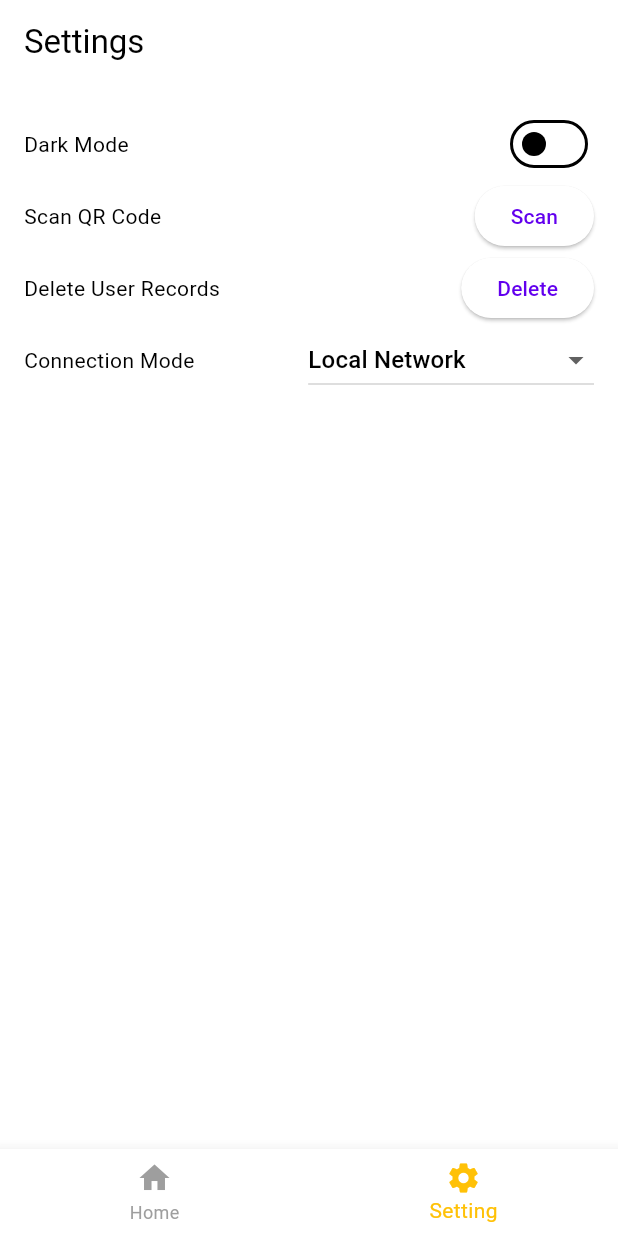
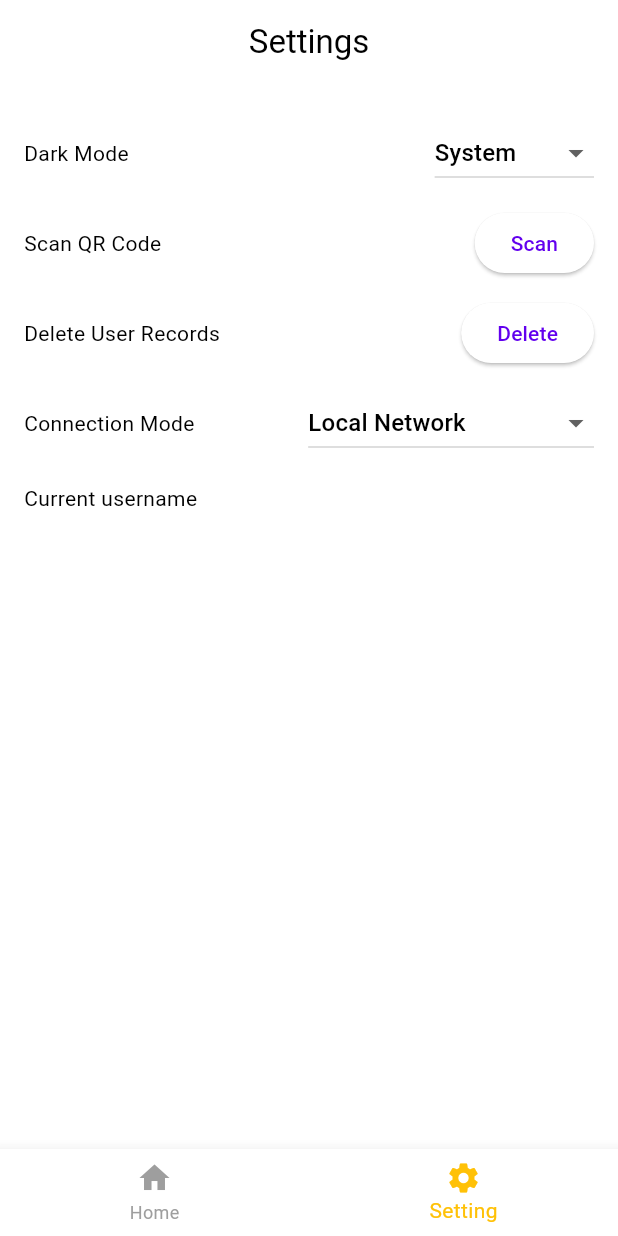
Before and after one commit to callme-taota/SendUCode, a Flutter app: the screen it shows after launch, item 2 of the bottom bar chosen, on a phone screen of 412 x 824 dp. Run offline on Flutter 3.47's test engine with Material 3 defaults, Android fonts, the phone set to English and light mode, and no system bars.

Commit message:
feat: add some stuff

```diff
--- a/lib/main.dart
+++ b/lib/main.dart
@@ -29,9 +29,11 @@ class _MyAppState extends State<MyApp> {
       title: 'Sender',
       theme: ThemeData(colorScheme: const ColorScheme.light()), // 亮色主题
       darkTheme: ThemeData(colorScheme: const ColorScheme.dark()), // 主题模式
-      themeMode: Provider.of<ThemeProvider>(context).isDarkMode
-          ? ThemeMode.dark
-          : ThemeMode.light,
+       themeMode: Provider.of<ThemeProvider>(context).isSystemMode
+        ? ThemeMode.system
+        : (Provider.of<ThemeProvider>(context).isDarkMode
+            ? ThemeMode.dark
+            : ThemeMode.light),
       home: Layout(),
     );
   }
--- a/lib/pages/setting.dart
+++ b/lib/pages/setting.dart
@@ -1,5 +1,6 @@
 import 'package:flutter/material.dart';
 import 'package:provider/provider.dart';
+import 'package:sender/widgets/SettingItem.dart';
 import 'package:sender/stroe/ThemeProvider.dart';
 
 class SettingPage extends StatefulWidget {
@@ -7,25 +8,45 @@ class SettingPage extends StatefulWidget {
   _SettingPageState createState() => _SettingPageState();
 }
 
-mixin _SettingPageMixin <T extends StatefulWidget> on State<T> {
-  bool isDarkMode = ThemeProvider().isDarkMode;
-  final List<String> dropdownItems = ['Local Network', 'Composite Connection', 'Server Only'];
-  void DarkModeChange(value){
+mixin _SettingPageMixin<T extends StatefulWidget> on State<T> {
+  final List<String> modeItems = ['System', 'Light Mode', 'Dark Mode'];
+  String sysMode = "System";
+  final List<String> dropdownItems = [
+    'Local Network',
+    'Composite Connection',
+    'Server Only'
+  ];
+  String userName = "";
+
+  void darkModeChange(value) {
     setState(() {
-      isDarkMode = value;
-      Provider.of<ThemeProvider>(context, listen: false).toggleTheme();
+      sysMode = value;
+      switch (value) {
+        case "System":
+          Provider.of<ThemeProvider>(context, listen: false)
+              .toggleSystemMode(true);
+          return;
+        case "Light Mode":
+          Provider.of<ThemeProvider>(context, listen: false)
+              .toggleSystemMode(false);
+          Provider.of<ThemeProvider>(context, listen: false).setLight();
+          return;
+        case "Dark Mode":
+          Provider.of<ThemeProvider>(context, listen: false)
+              .toggleSystemMode(false);
+          Provider.of<ThemeProvider>(context, listen: false).setDark();
+          return;
+      }
     });
   }
 }
 
-
 class _SettingPageState extends State<SettingPage> with _SettingPageMixin {
-
   @override
   Widget build(BuildContext context) {
     return Scaffold(
       appBar: AppBar(
-        title: const Text('Settings'),
+        title: const Center(child: Text('Settings')),
       ),
       body: Padding(
         padding: const EdgeInsets.all(16.0),
@@ -33,72 +54,58 @@ class _SettingPageState extends State<SettingPage> with _SettingPageMixin {
           crossAxisAlignment: CrossAxisAlignment.start,
           children: [
             SettingItem(
-              title: 'Dark Mode',
-              widgetOnRight: Switch(
-                value: isDarkMode,
-                onChanged: (value) {
-                  DarkModeChange(value);
-                },
-              ),
-            ),
+                title: 'Dark Mode',
+                margin: 6,
+                widgetOnRight: DropdownButton<String>(
+                  items: modeItems.map((String value) {
+                    return DropdownMenuItem<String>(
+                      value: value,
+                      child: Text(value),
+                    );
+                  }).toList(),
+                  onChanged: (value) {
+                    darkModeChange(value);
+                  },
+                  value: sysMode,
+                )),
             SettingItem(
               title: 'Scan QR Code',
+              margin: 6,
               widgetOnRight: ElevatedButton(
                 onPressed: () {
                   // 处理扫码操作
                 },
-                child: Text('Scan'),
+                child: const Text('Scan'),
               ),
             ),
             SettingItem(
               title: 'Delete User Records',
+              margin: 6,
               widgetOnRight: ElevatedButton(
                 onPressed: () {
                   // 处理删除用户记录操作
                 },
-                child: Text('Delete'),
+                child: const Text('Delete'),
               ),
             ),
             SettingItem(
               title: 'Connection Mode',
+              margin: 6,
               widgetOnRight: DropdownButton<String>(
-                items: dropdownItems
-                    .map((String value) {
+                items: dropdownItems.map((String value) {
                   return DropdownMenuItem<String>(
                     value: value,
                     child: Text(value),
                   );
                 }).toList(),
-                onChanged: (value) {
-
-                },
+                onChanged: (value) {},
                 value: 'Local Network', // 初始值，你需要根据实际情况设置
               ),
             ),
+            SettingItem(title: "Current username",margin: 10, widgetOnRight: Text(userName)),
           ],
         ),
       ),
     );
   }
 }
-
-class SettingItem extends StatelessWidget {
-  final String title;
-  final Widget widgetOnRight;
-
-  const SettingItem({
-    required this.title,
-    required this.widgetOnRight,
-  });
-
-  @override
-  Widget build(BuildContext context) {
-    return Row(
-      mainAxisAlignment: MainAxisAlignment.spaceBetween,
-      children: [
-        Text(title),
-        widgetOnRight,
-      ],
-    );
-  }
-}
--- /dev/null
+++ b/lib/widgets/SettingItem.dart
@@ -0,0 +1,30 @@
+import 'package:flutter/material.dart';
+
+class SettingItem extends StatelessWidget {
+  final String title;
+  final Widget widgetOnRight;
+  final int margin;
+
+  const SettingItem({
+    required this.title,
+    required this.widgetOnRight,
+    required this.margin
+  });
+
+  @override
+  Widget build(BuildContext context) {
+    return Column(
+      children: [
+        SizedBox(height: 1.0 * margin),
+        Row(
+          mainAxisAlignment: MainAxisAlignment.spaceBetween,
+          children: [
+            Text(title),
+            widgetOnRight,
+          ],
+        ),
+        SizedBox(height: 1.0 * margin),
+      ],
+    );
+  }
+}
```
Also changed, not shown: lib/stroe/ThemeProvider.dart (+17 -0 lines).
